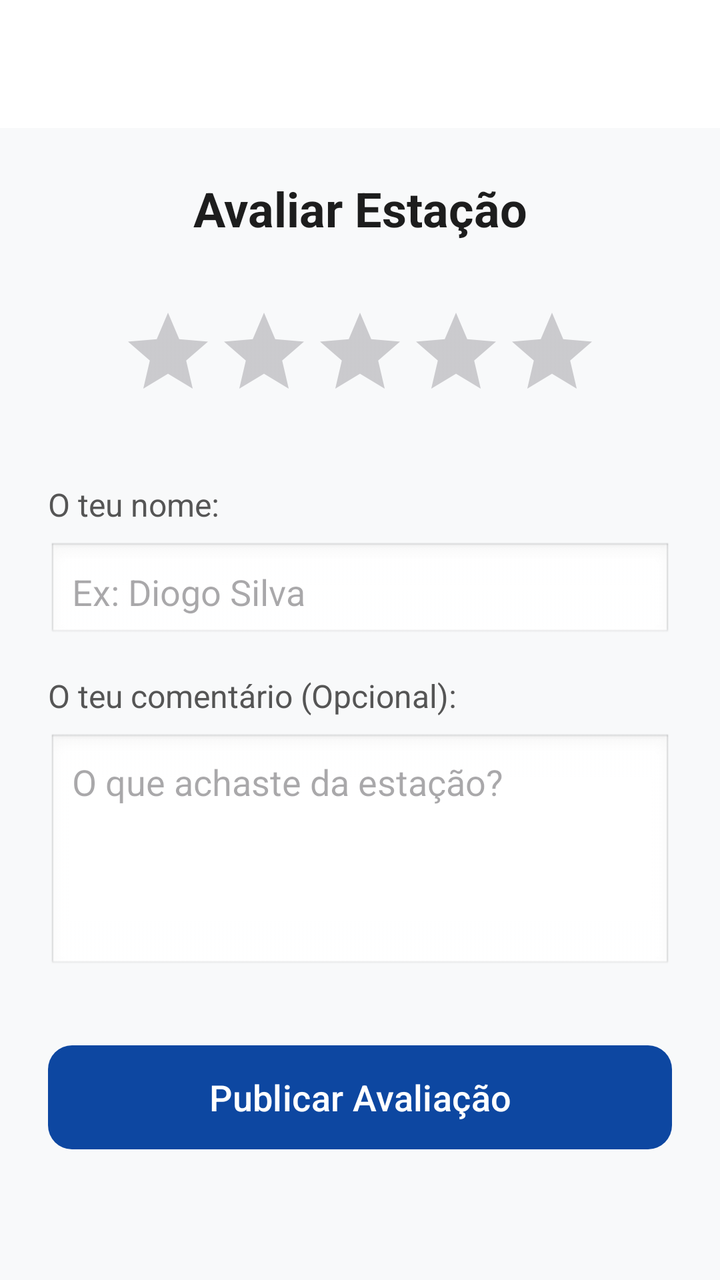
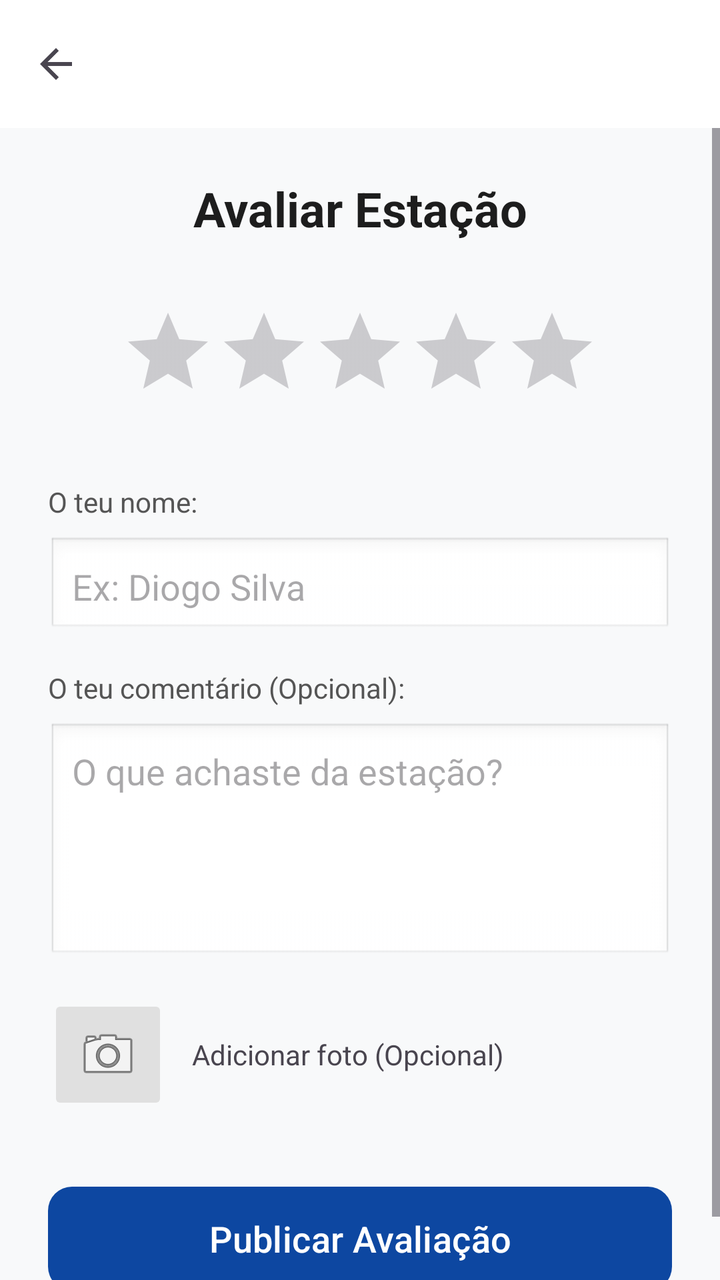

Two renders of the same Android screen: before a commit and after it. Below are the layout's source before the change and the commit's diff.
<!-- AndroidManifest.xml: application theme Theme.GuiaEstacoesFerroviarias -->
<!-- res/layout/activity_avaliacao.xml -->
<?xml version="1.0" encoding="utf-8"?>
<androidx.constraintlayout.widget.ConstraintLayout
    xmlns:android="http://schemas.android.com/apk/res/android"
    xmlns:app="http://schemas.android.com/apk/res-auto"
    android:layout_width="match_parent"
    android:layout_height="match_parent"
    android:background="#F8F9FA">

    <androidx.appcompat.widget.Toolbar
        android:id="@+id/toolbarAvaliacao"
        android:layout_width="match_parent"
        android:layout_height="?attr/actionBarSize"
        android:background="@android:color/white"
        android:elevation="4dp"
        app:layout_constraintTop_toTopOf="parent" />

    <ScrollView
        android:layout_width="match_parent"
        android:layout_height="0dp"
        app:layout_constraintTop_toBottomOf="@id/toolbarAvaliacao"
        app:layout_constraintBottom_toBottomOf="parent">

        <LinearLayout
            android:layout_width="match_parent"
            android:layout_height="wrap_content"
            android:orientation="vertical"
            android:padding="24dp">

            <TextView
                android:id="@+id/tvTituloAvaliacao"
                android:layout_width="match_parent"
                android:layout_height="wrap_content"
                android:text="Avaliar Estação"
                android:textSize="24sp"
                android:textStyle="bold"
                android:textColor="#1D1D1D"
                android:gravity="center"
                android:layout_marginBottom="32dp" />

            <RatingBar
                android:id="@+id/ratingBar"
                android:layout_width="wrap_content"
                android:layout_height="wrap_content"
                android:layout_gravity="center"
                android:numStars="5"
                android:stepSize="1.0"
                android:rating="0"
                android:progressTint="#FFB300"
                android:layout_marginBottom="32dp" />

            <TextView
                android:layout_width="match_parent"
                android:layout_height="wrap_content"
                android:text="O teu nome:"
                android:textSize="16sp"
                android:textColor="#555555"
                android:layout_marginBottom="8dp" />

            <EditText
                android:id="@+id/etNomeAvaliador"
                android:layout_width="match_parent"
                android:layout_height="50dp"
                android:background="@android:drawable/edit_text"
                android:hint="Ex: Diogo Silva"
                android:padding="12dp"
                android:inputType="textPersonName"
                android:layout_marginBottom="16dp" />

            <TextView
                android:layout_width="match_parent"
                android:layout_height="wrap_content"
                android:text="O teu comentário (Opcional):"
                android:textSize="16sp"
                android:textColor="#555555"
                android:layout_marginBottom="8dp" />

            <EditText
                android:id="@+id/etComentarioAvaliacao"
                android:layout_width="match_parent"
                android:layout_height="120dp"
                android:gravity="top|start"
                android:background="@android:drawable/edit_text"
                android:hint="O que achaste da estação?"
                android:padding="12dp"
                android:inputType="textMultiLine"
                android:layout_marginBottom="32dp" />

            <com.google.android.material.button.MaterialButton
                android:id="@+id/btnGuardarAvaliacao"
                android:layout_width="match_parent"
                android:layout_height="60dp"
                android:text="Publicar Avaliação"
                android:textSize="18sp"
                app:cornerRadius="12dp"
                app:backgroundTint="#0D47A1" />

        </LinearLayout>
    </ScrollView>

</androidx.constraintlayout.widget.ConstraintLayout>
<!-- resources referenced by this layout -->
<resources>
  <style name="Theme.GuiaEstacoesFerroviarias" parent="Base.Theme.GuiaEstacoesFerroviarias" />
  <style name="Base.Theme.GuiaEstacoesFerroviarias" parent="Theme.Material3.DayNight.NoActionBar">
          <item name="colorPrimary">#00502F</item>
      </style>
</resources>

<!-- the commit's change to res/layout/activity_avaliacao.xml (unified diff, before → after) -->
@@ -12,6 +12,7 @@
         android:layout_height="?attr/actionBarSize"
         android:background="@android:color/white"
         android:elevation="4dp"
+        app:navigationIcon="?attr/homeAsUpIndicator"
         app:layout_constraintTop_toTopOf="parent" />
 
     <ScrollView
@@ -52,7 +53,6 @@
                 android:layout_width="match_parent"
                 android:layout_height="wrap_content"
                 android:text="O teu nome:"
-                android:textSize="16sp"
                 android:textColor="#555555"
                 android:layout_marginBottom="8dp" />
 
@@ -70,7 +70,6 @@
                 android:layout_width="match_parent"
                 android:layout_height="wrap_content"
                 android:text="O teu comentário (Opcional):"
-                android:textSize="16sp"
                 android:textColor="#555555"
                 android:layout_marginBottom="8dp" />
 
@@ -83,7 +82,36 @@
                 android:hint="O que achaste da estação?"
                 android:padding="12dp"
                 android:inputType="textMultiLine"
-                android:layout_marginBottom="32dp" />
+                android:layout_marginBottom="16dp" />
+
+            <LinearLayout
+                android:layout_width="match_parent"
+                android:layout_height="wrap_content"
+                android:orientation="horizontal"
+                android:gravity="center_vertical"
+                android:layout_marginBottom="32dp">
+
+                <ImageButton
+                    android:id="@+id/btnAdicionarFotoAvaliacao"
+                    android:layout_width="60dp"
+                    android:layout_height="60dp"
+                    android:backgroundTint="#E0E0E0"
+                    android:src="@android:drawable/ic_menu_camera" />
+
+                <TextView
+                    android:layout_width="wrap_content"
+                    android:layout_height="wrap_content"
+                    android:text="Adicionar foto (Opcional)"
+                    android:layout_marginStart="12dp"
+                    android:layout_weight="1" />
+
+                <ImageView
+                    android:id="@+id/ivPreviewFoto"
+                    android:layout_width="60dp"
+                    android:layout_height="60dp"
+                    android:scaleType="centerCrop"
+                    android:visibility="gone" />
+            </LinearLayout>
 
             <com.google.android.material.button.MaterialButton
                 android:id="@+id/btnGuardarAvaliacao"
